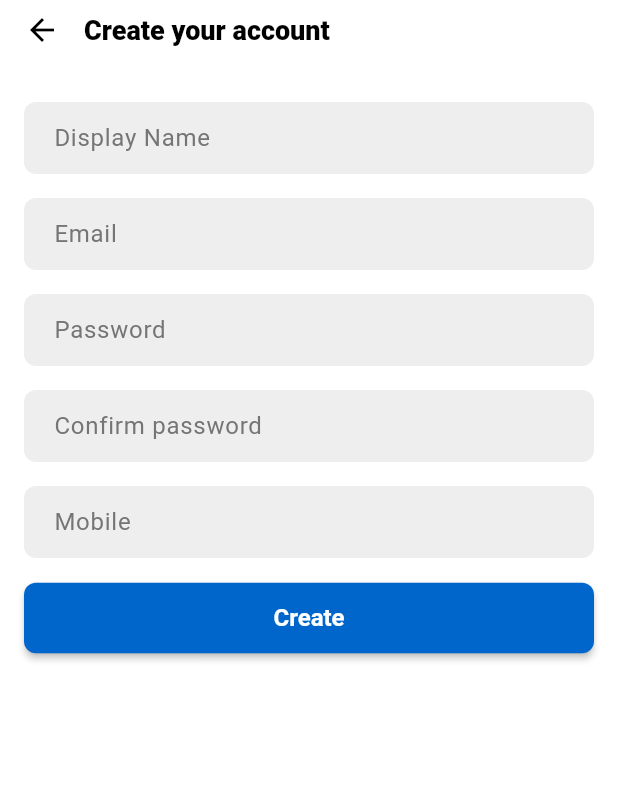
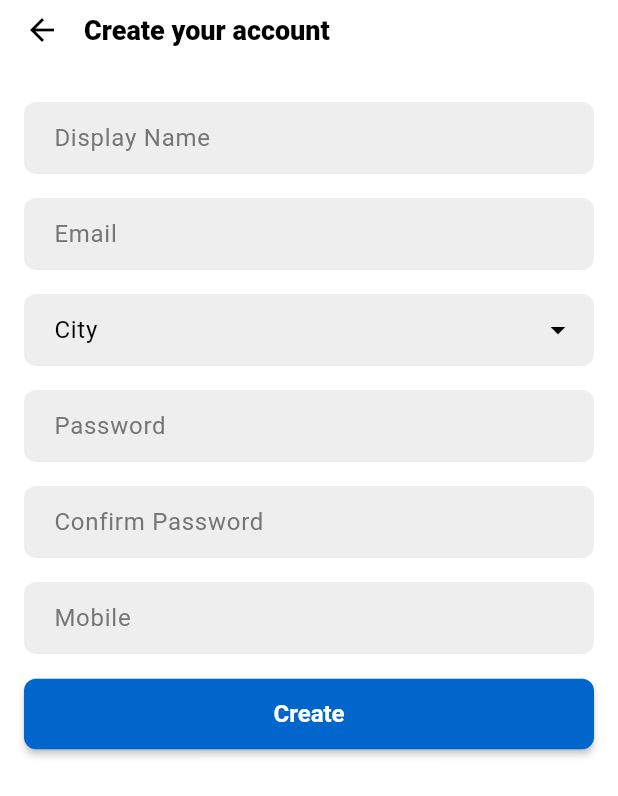
Before and after one commit to sarangvs/Snack_chat, a Flutter app: the screen it shows after launch, after a tap on "Create Account", on a phone screen of 412 x 824 dp. Shown: the top 796 px of the screen. Run offline on Flutter 3.47's test engine with Material 3 defaults, Android fonts, the light colour scheme and no system bars; drawn by our look-alikes of flutter_typeahead; our stand-ins replace equatable, flutter_bloc, flutter_svg, get_it, go_router, injectable and 1 more.

Commit message:
user registration updates

```diff
--- a/lib/presentation/auth/pages/login_screen.dart
+++ b/lib/presentation/auth/pages/login_screen.dart
@@ -16,11 +16,9 @@ class LoginScreen extends StatefulWidget {
 }
 
 class _LoginScreenState extends State<LoginScreen> {
-  final nameController = TextEditingController();
   final emailController = TextEditingController();
   final passwordController = TextEditingController();
-  final confrimPasswordController = TextEditingController();
-  final mobileController = TextEditingController();
+
   final _formKey = GlobalKey<FormState>();
 
   @override
@@ -44,7 +42,12 @@ class _LoginScreenState extends State<LoginScreen> {
         centerTitle: true,
       ),
       body: SafeArea(
-        child: SingleChildScrollView(
+        child: LayoutBuilder(
+          builder: (context, constraints) {
+            return SingleChildScrollView(
+              child: ConstrainedBox(
+                constraints: BoxConstraints(minHeight: constraints.maxHeight),
+                child: IntrinsicHeight(
                   child: Container(
                     padding: AppSpacing.screenPadding,
                     width: width,
@@ -52,15 +55,18 @@ class _LoginScreenState extends State<LoginScreen> {
                       key: _formKey,
                       child: Column(
                         crossAxisAlignment: CrossAxisAlignment.center,
+                        mainAxisAlignment: MainAxisAlignment.end,
                         children: [
                           SvgIcon(assetPath: AppAssets.loginImg, size: 200),
 
-                  AppSpacing.gap16,
+                          AppSpacing.gap32,
                           Text(
                             "Welcome back",
-                    style: themeStyle.titleLarge!.copyWith(fontSize: 24),
+                            style: themeStyle.titleLarge!.copyWith(
+                              fontSize: 24,
                             ),
-                  AppSpacing.gap16,
+                          ),
+                          AppSpacing.gap32,
                           CustomTextFormField(
                             hintText: 'Email',
                             controller: emailController,
@@ -70,7 +76,8 @@ class _LoginScreenState extends State<LoginScreen> {
                               if (value == null || value.isEmpty) {
                                 return 'Email is required';
                               }
-                      if (!value.contains('@')) return 'Enter a valid email';
+                              if (!value.contains('@'))
+                                return 'Enter a valid email';
                               return null;
                             },
                           ),
@@ -108,6 +115,7 @@ class _LoginScreenState extends State<LoginScreen> {
                               ),
                             ),
                           ),
+                          AppSpacing.gap32,
                         ],
                       ),
                     ),
@@ -115,5 +123,9 @@ class _LoginScreenState extends State<LoginScreen> {
                 ),
               ),
             );
+          },
+        ),
+      ),
+    );
   }
 }
--- a/lib/presentation/auth/pages/register_user_screen.dart
+++ b/lib/presentation/auth/pages/register_user_screen.dart
@@ -1,4 +1,7 @@
+import 'dart:developer';
+
 import 'package:chat_app/core/constants/app_spacing.dart';
+import 'package:chat_app/presentation/auth/widgets/custom_dropdown.dart';
 import 'package:chat_app/presentation/auth/widgets/custom_textfield.dart';
 import 'package:chat_app/presentation/widgets/custom_elevated_button.dart';
 import 'package:flutter/material.dart';
@@ -17,7 +20,9 @@ class _ResgisterUserScreenState extends State<ResgisterUserScreen> {
   final passwordController = TextEditingController();
   final confrimPasswordController = TextEditingController();
   final mobileController = TextEditingController();
+  final countryController = TextEditingController();
   final _formKey = GlobalKey<FormState>();
+  String selectedRole = "City";
 
   @override
   void dispose() {
@@ -82,6 +87,19 @@ class _ResgisterUserScreenState extends State<ResgisterUserScreen> {
                   },
                 ),
                 AppSpacing.gap16,
+                CustomSearchDropdown(
+                  labelText: selectedRole,
+                  controller: countryController,
+
+                  data: ['Kozhikode', 'Kochi', 'Goa', 'Mumbai', 'Delhi'],
+                  onSelected: (city) {
+                    log(city);
+                    countryController.text = city;
+                  },
+                ),
+
+                // CustomDropdownSearchField(items: [], hintText: "hii"),
+                AppSpacing.gap16,
                 CustomTextFormField(
                   hintText: 'Password',
                   controller: passwordController,
@@ -101,7 +119,7 @@ class _ResgisterUserScreenState extends State<ResgisterUserScreen> {
                 ),
                 AppSpacing.gap16,
                 CustomTextFormField(
-                  hintText: 'Confirm password',
+                  hintText: 'Confirm Password',
                   controller: confrimPasswordController,
                   keyboardType: TextInputType.emailAddress,
 
@@ -146,3 +164,37 @@ class _ResgisterUserScreenState extends State<ResgisterUserScreen> {
     );
   }
 }
+
+class City {
+  int? name;
+
+  City({this.name});
+}
+
+class CityService {
+  static CityService of(BuildContext context) => CityService();
+
+  Future<List<String>> find(String query) async {
+    // Simulate a delay as if fetching from an API or database
+    await Future.delayed(Duration(milliseconds: 300));
+
+    // Dummy city list
+    final cities = [
+      'New York',
+      'Los Angeles',
+      'Chicago',
+      'Houston',
+      'Phoenix',
+      'Philadelphia',
+      'San Antonio',
+      'San Diego',
+      'Dallas',
+      'San Jose',
+    ];
+
+    // Filter cities based on query
+    return cities
+        .where((city) => city.toLowerCase().contains(query.toLowerCase()))
+        .toList();
+  }
+}
--- /dev/null
+++ b/lib/presentation/auth/widgets/custom_dropdown.dart
@@ -0,0 +1,49 @@
+import 'package:flutter/material.dart';
+import 'package:flutter_typeahead/flutter_typeahead.dart';
+
+class CustomSearchDropdown extends StatelessWidget {
+  final List<String> data;
+  final void Function(String) onSelected;
+  final String labelText;
+  final TextEditingController? controller;
+
+  const CustomSearchDropdown({
+    super.key,
+    required this.data,
+    required this.onSelected,
+    this.labelText = 'City',
+    this.controller,
+  });
+
+  @override
+  Widget build(BuildContext context) {
+    return TypeAheadField<String>(
+      suggestionsCallback: (search) async {
+        return data
+            .where((item) => item.toLowerCase().contains(search.toLowerCase()))
+            .toList();
+      },
+      builder: (context, fieldController, focusNode) {
+        return TextField(
+          controller: controller ?? fieldController,
+          focusNode: focusNode,
+          decoration: InputDecoration(
+            filled: true,
+            suffixIcon: const Icon(Icons.arrow_drop_down),
+            fillColor: Colors.grey[200],
+            border: OutlineInputBorder(
+              borderSide: BorderSide.none,
+              borderRadius: BorderRadius.circular(8),
+            ),
+
+            hintText: labelText,
+          ),
+        );
+      },
+      itemBuilder: (context, item) {
+        return ListTile(title: Text(item));
+      },
+      onSelected: onSelected,
+    );
+  }
+}
--- a/pubspec.yaml
+++ b/pubspec.yaml
@@ -36,6 +36,9 @@ dependencies:
   go_router: ^15.2.4
   google_fonts: ^6.2.1
   flutter_svg: ^2.2.0
+
+  drop_down_search_field: ^1.1.3
+  flutter_typeahead: ^5.2.0
 
 dev_dependencies:
   flutter_test:
```
Also changed, not shown: pubspec.lock, 4 other files. Lines whose indentation alone changed are shown as unchanged.
